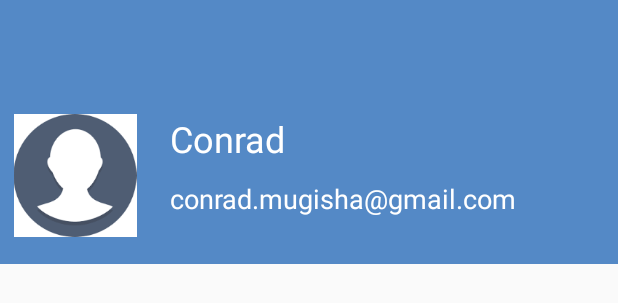
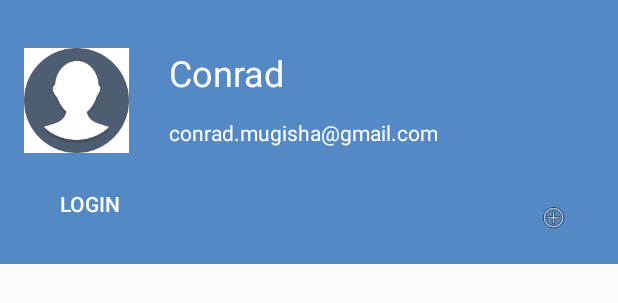
Before and after one commit to conrad96/SmackChatApp, an Android app: the layout nav_header_main.xml on its own in the app's theme, with its tools: preview values and no code run, on a phone screen of 412 x 824 dp. Shown: the top 303 px of the screen. Run offline under Robolectric (Android 15) with nearby library versions, the phone set to English and light mode, and no system bars.

Commit message:
fixed nav header components

```diff
--- a/app/src/main/java/com/example/smack/MainActivity.kt
+++ b/app/src/main/java/com/example/smack/MainActivity.kt
@@ -1,6 +1,7 @@
 package com.example.smack
 
 import android.os.Bundle
+import android.view.View
 import androidx.navigation.findNavController
 import androidx.navigation.ui.AppBarConfiguration
 import androidx.navigation.ui.navigateUp
@@ -36,10 +37,16 @@ class MainActivity : AppCompatActivity() {
         navView.setupWithNavController(navController)
     }
 
-
-
     override fun onSupportNavigateUp(): Boolean {
         val navController = findNavController(R.id.nav_host_fragment)
         return navController.navigateUp(appBarConfiguration) || super.onSupportNavigateUp()
     }
+
+    fun loginBtnNavClicked(view: View){
+
+    }
+
+    fun addChannelBtn(view: View){
+
+    }
 }
--- a/app/src/main/res/layout/activity_main.xml
+++ b/app/src/main/res/layout/activity_main.xml
@@ -15,7 +15,7 @@
 
     <com.google.android.material.navigation.NavigationView
         android:id="@+id/nav_view"
-        android:layout_width="wrap_content"
+        android:layout_width="match_parent"
         android:layout_height="match_parent"
         android:layout_gravity="start"
         android:fitsSystemWindows="true"
@@ -27,7 +27,9 @@
 
             <include
                 android:id="@+id/nav_drawer_header_include"
-                layout="@layout/nav_header_main" />
+                layout="@layout/nav_header_main"
+                android:layout_width="match_parent"
+                android:layout_height="wrap_content" />
 
             <ListView
                 android:id="@+id/channel_list"
--- a/app/src/main/res/layout/nav_header_main.xml
+++ b/app/src/main/res/layout/nav_header_main.xml
@@ -10,41 +10,71 @@
     android:theme="@style/ThemeOverlay.AppCompat.Dark">
 
     <ImageView
-        android:id="@+id/imageView2"
-        android:layout_width="92dp"
-        android:layout_height="82dp"
-        android:layout_marginStart="4dp"
-        android:layout_marginTop="76dp"
+        android:id="@+id/userImageNavHeader"
+        android:layout_width="70dp"
+        android:layout_height="70dp"
+        android:layout_marginStart="16dp"
+        android:layout_marginTop="32dp"
         app:layout_constraintStart_toStartOf="parent"
         app:layout_constraintTop_toTopOf="parent"
         app:srcCompat="@drawable/profile" />
 
     <TextView
-        android:id="@+id/textView2"
-        android:layout_width="185dp"
+        android:id="@+id/userNameNavHeader"
+        android:layout_width="wrap_content"
         android:layout_height="30dp"
         android:layout_marginStart="16dp"
-        android:layout_marginTop="76dp"
         android:text="Conrad"
         android:textColor="@android:color/white"
         android:textSize="24sp"
         app:layout_constraintEnd_toEndOf="parent"
-        app:layout_constraintHorizontal_bias="0.014"
-        app:layout_constraintStart_toEndOf="@+id/imageView2"
-        app:layout_constraintTop_toTopOf="parent" />
+        app:layout_constraintHorizontal_bias="0.047"
+        app:layout_constraintStart_toEndOf="@+id/userImageNavHeader"
+        app:layout_constraintTop_toTopOf="@+id/userImageNavHeader" />
 
     <TextView
-        android:id="@+id/textView3"
+        android:id="@+id/userEmailNavHeader"
         android:layout_width="wrap_content"
         android:layout_height="wrap_content"
-        android:layout_marginEnd="32dp"
         android:text="conrad.mugisha@gmail.com"
         android:textColor="@android:color/white"
-        android:textSize="18sp"
+        android:textSize="14sp"
         app:layout_constraintBottom_toBottomOf="parent"
         app:layout_constraintEnd_toEndOf="parent"
-        app:layout_constraintHorizontal_bias="0.333"
-        app:layout_constraintStart_toEndOf="@+id/imageView2"
-        app:layout_constraintTop_toBottomOf="@+id/textView2"
-        app:layout_constraintVertical_bias="0.304" />
+        app:layout_constraintHorizontal_bias="0.184"
+        app:layout_constraintStart_toEndOf="@+id/userImageNavHeader"
+        app:layout_constraintTop_toBottomOf="@+id/userNameNavHeader"
+        app:layout_constraintVertical_bias="0.178" />
+
+    <Button
+        android:id="@+id/loginBtnNavHeader"
+        android:layout_width="wrap_content"
+        android:layout_height="wrap_content"
+        android:layout_marginStart="16dp"
+        android:layout_marginBottom="16dp"
+        android:background="@android:color/transparent"
+        android:onClick="loginBtnNavClicked"
+        android:text="LOGIN"
+        android:textColor="@android:color/white"
+        app:layout_constraintBottom_toBottomOf="parent"
+        app:layout_constraintEnd_toStartOf="@+id/addChanelBtn"
+        app:layout_constraintHorizontal_bias="0.0"
+        app:layout_constraintStart_toStartOf="parent"
+        app:layout_constraintTop_toBottomOf="@+id/userImageNavHeader"
+        app:layout_constraintVertical_bias="1.0" />
+
+    <ImageButton
+        android:id="@+id/addChanelBtn"
+        android:layout_width="30dp"
+        android:layout_height="30dp"
+        android:layout_marginEnd="28dp"
+        android:layout_marginBottom="16dp"
+        android:background="@android:color/transparent"
+        android:onClick="addChannelBtn"
+        android:padding="5dp"
+        android:scaleType="centerCrop"
+        app:layout_constraintBottom_toBottomOf="parent"
+        app:layout_constraintEnd_toEndOf="parent"
+        app:srcCompat="@android:drawable/ic_menu_add" />
+
 </androidx.constraintlayout.widget.ConstraintLayout>
```
